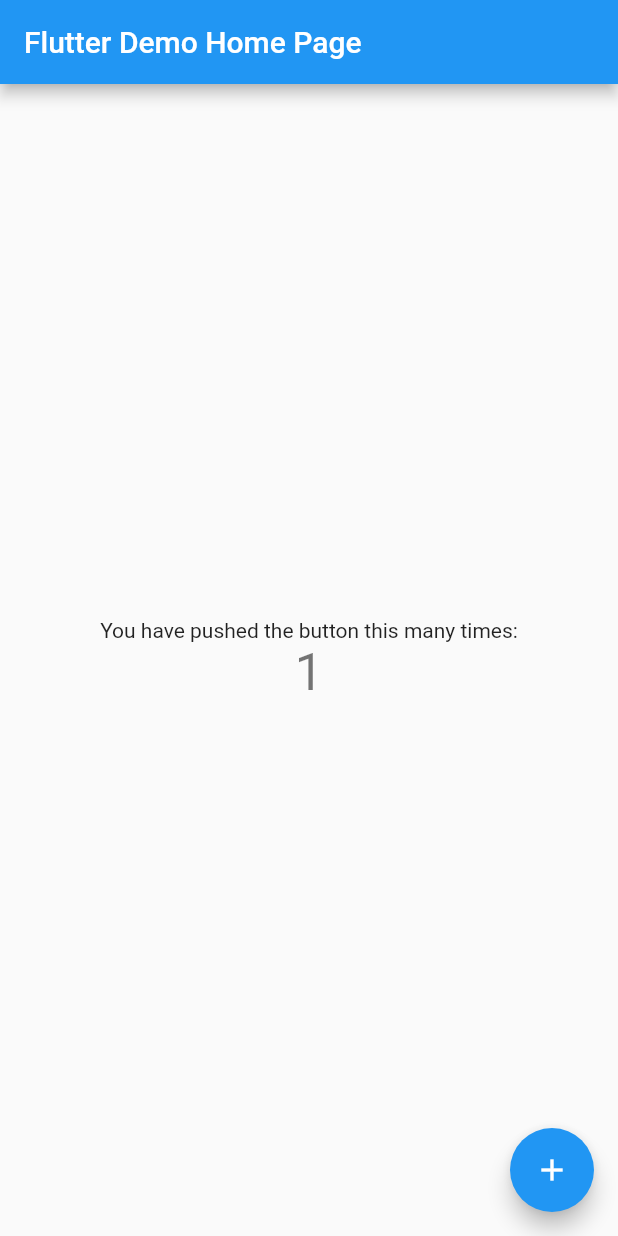
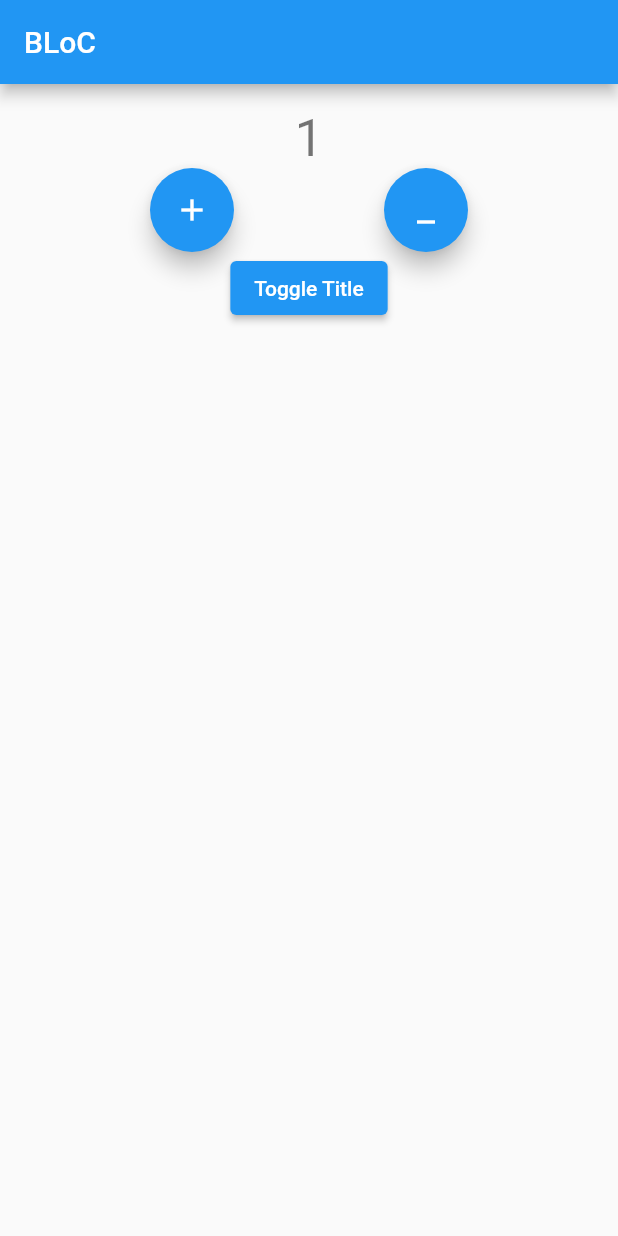
Before and after one commit to Sohel-Mahmud/BLoCPatternFlutter, a Flutter app: the screen it shows after launch, after a tap on the "add" icon, on a phone screen of 412 x 824 dp. Run offline on Flutter 3.47's test engine with Material 2 defaults, Android fonts, the phone set to English and light mode, and no system bars; our stand-ins replace equatable, flutter_bloc.

Commit message:
counter app tested with BLoC

```diff
--- /dev/null
+++ b/lib/bloc/counter_bloc.dart
@@ -0,0 +1,37 @@
+/*
+ * File: counter_bloc.dart
+ * Project: bloc
+ * File Created: Monday, 3rd April 2023 10:49:55 am
+ * Author: Sohel Mahmud (sohel@staffasia.org)
+ * -----
+ * Last Modified: Monday, 3rd April 2023 10:49:55 am
+ * Modified By: Sohel Mahmud (sohel@staffasia.org)
+ * -----
+ * Copyright 2021 - 2023 StaffAsia, StaffAsia
+ */
+import 'package:blocpattern/bloc/counter_event.dart';
+import 'package:flutter_bloc/flutter_bloc.dart';
+
+import 'counter_state.dart';
+
+class CounterBloc extends Bloc<CounterEvent, CounterState> {
+  int counter = 0;
+  String title = '';
+
+  CounterBloc() : super(CounterInit()) {
+    on<CounterIncrease>((event, emit) {
+      counter++;
+      emit(CounterUpdate(counter: counter));
+    });
+
+    on<CounterDecrease>((event, emit) {
+      counter--;
+      emit(CounterUpdate(counter: counter));
+    });
+
+    on<TitleToggle>((event, emit) {
+      title = "New Title";
+      emit(TitleUpdate(title: title));
+    });
+  }
+}
--- /dev/null
+++ b/lib/bloc/counter_event.dart
@@ -0,0 +1,31 @@
+/*
+ * File: counter_event.dart
+ * Project: bloc
+ * File Created: Monday, 3rd April 2023 10:49:47 am
+ * Author: Sohel Mahmud (sohel@staffasia.org)
+ * -----
+ * Last Modified: Monday, 3rd April 2023 10:49:47 am
+ * Modified By: Sohel Mahmud (sohel@staffasia.org)
+ * -----
+ * Copyright 2021 - 2023 StaffAsia, StaffAsia
+ */
+import 'package:equatable/equatable.dart';
+
+abstract class CounterEvent extends Equatable{
+
+}
+
+class CounterIncrease extends CounterEvent{
+  @override
+  List<Object?> get props => [];
+}
+
+class CounterDecrease extends CounterEvent{
+  @override
+  List<Object?> get props => [];
+}
+
+class TitleToggle extends CounterEvent{
+  @override
+  List<Object?> get props => [];
+}
--- /dev/null
+++ b/lib/bloc/counter_state.dart
@@ -0,0 +1,37 @@
+/*
+ * File: counter_state.dart
+ * Project: bloc
+ * File Created: Monday, 3rd April 2023 10:50:02 am
+ * Author: Sohel Mahmud (sohel@staffasia.org)
+ * -----
+ * Last Modified: Monday, 3rd April 2023 10:50:02 am
+ * Modified By: Sohel Mahmud (sohel@staffasia.org)
+ * -----
+ * Copyright 2021 - 2023 StaffAsia, StaffAsia
+ */
+import 'package:equatable/equatable.dart';
+
+abstract class CounterState extends Equatable {}
+
+class CounterInit extends CounterState {
+  @override
+  List<Object?> get props => [];
+}
+
+class CounterUpdate extends CounterState {
+  final int counter;
+
+  CounterUpdate({required this.counter});
+
+  @override
+  List<Object?> get props => [counter];
+}
+
+class TitleUpdate extends CounterState {
+  final String title;
+
+  TitleUpdate({required this.title});
+
+  @override
+  List<Object?> get props => [title];
+}
--- a/lib/main.dart
+++ b/lib/main.dart
@@ -1,4 +1,13 @@
+import 'dart:convert';
+
+import 'package:blocpattern/bloc/counter_bloc.dart';
+import 'package:blocpattern/bloc/counter_event.dart';
+import 'package:blocpattern/bloc/counter_state.dart';
+import 'package:blocpattern/routes/route_generator.dart';
 import 'package:flutter/material.dart';
+import 'package:flutter_bloc/flutter_bloc.dart';
+
+import 'routes/routes.dart';
 
 void main() {
   runApp(const MyApp());
@@ -10,7 +19,9 @@
   // This widget is the root of your application.
   @override
   Widget build(BuildContext context) {
-    return MaterialApp(
+    return BlocProvider(
+      create: (context) => CounterBloc(),
+      child: MaterialApp(
         title: 'Flutter Demo',
         theme: ThemeData(
           // This is the theme of your application.
@@ -24,92 +35,9 @@
           // is not restarted.
           primarySwatch: Colors.blue,
         ),
-      home: const MyHomePage(title: 'Flutter Demo Home Page'),
+        initialRoute: Routes.home,
+        onGenerateRoute: RouterCustom.generateRoute,
+      ),
     );
   }
 }
-
-class MyHomePage extends StatefulWidget {
-  const MyHomePage({super.key, required this.title});
-
-  // This widget is the home page of your application. It is stateful, meaning
-  // that it has a State object (defined below) that contains fields that affect
-  // how it looks.
-
-  // This class is the configuration for the state. It holds the values (in this
-  // case the title) provided by the parent (in this case the App widget) and
-  // used by the build method of the State. Fields in a Widget subclass are
-  // always marked "final".
-
-  final String title;
-
-  @override
-  State<MyHomePage> createState() => _MyHomePageState();
-}
-
-class _MyHomePageState extends State<MyHomePage> {
-  int _counter = 0;
-
-  void _incrementCounter() {
-    setState(() {
-      // This call to setState tells the Flutter framework that something has
-      // changed in this State, which causes it to rerun the build method below
-      // so that the display can reflect the updated values. If we changed
-      // _counter without calling setState(), then the build method would not be
-      // called again, and so nothing would appear to happen.
-      _counter++;
-    });
-  }
-
-  @override
-  Widget build(BuildContext context) {
-    // This method is rerun every time setState is called, for instance as done
-    // by the _incrementCounter method above.
-    //
-    // The Flutter framework has been optimized to make rerunning build methods
-    // fast, so that you can just rebuild anything that needs updating rather
-    // than having to individually change instances of widgets.
-    return Scaffold(
-      appBar: AppBar(
-        // Here we take the value from the MyHomePage object that was created by
-        // the App.build method, and use it to set our appbar title.
-        title: Text(widget.title),
-      ),
-      body: Center(
-        // Center is a layout widget. It takes a single child and positions it
-        // in the middle of the parent.
-        child: Column(
-          // Column is also a layout widget. It takes a list of children and
-          // arranges them vertically. By default, it sizes itself to fit its
-          // children horizontally, and tries to be as tall as its parent.
-          //
-          // Invoke "debug painting" (press "p" in the console, choose the
-          // "Toggle Debug Paint" action from the Flutter Inspector in Android
-          // Studio, or the "Toggle Debug Paint" command in Visual Studio Code)
-          // to see the wireframe for each widget.
-          //
-          // Column has various properties to control how it sizes itself and
-          // how it positions its children. Here we use mainAxisAlignment to
-          // center the children vertically; the main axis here is the vertical
-          // axis because Columns are vertical (the cross axis would be
-          // horizontal).
-          mainAxisAlignment: MainAxisAlignment.center,
-          children: <Widget>[
-            const Text(
-              'You have pushed the button this many times:',
-            ),
-            Text(
-              '$_counter',
-              style: Theme.of(context).textTheme.headline4,
-            ),
-          ],
-        ),
-      ),
-      floatingActionButton: FloatingActionButton(
-        onPressed: _incrementCounter,
-        tooltip: 'Increment',
-        child: const Icon(Icons.add),
-      ), // This trailing comma makes auto-formatting nicer for build methods.
-    );
-  }
-}
--- /dev/null
+++ b/lib/routes/route_generator.dart
@@ -0,0 +1,41 @@
+/*
+ * File: route_generator.dart
+ * Project: routes
+ * File Created: Monday, 3rd April 2023 1:58:25 pm
+ * Author: Sohel Mahmud (sohel@staffasia.org)
+ * -----
+ * Last Modified: Monday, 3rd April 2023 1:58:25 pm
+ * Modified By: Sohel Mahmud (sohel@staffasia.org)
+ * -----
+ * Copyright 2021 - 2023 StaffAsia, StaffAsia
+ */
+import 'package:blocpattern/routes/routes.dart';
+import 'package:flutter/material.dart';
+
+import '../view/home_view.dart';
+
+class RouterCustom {
+  static Route<dynamic> generateRoute(RouteSettings settings) {
+    final args = settings.arguments;
+
+    switch(settings.name){
+      case Routes.home:
+        return MaterialPageRoute(
+            builder: (_) => const MyHomePage(),
+            settings: const RouteSettings(name: Routes.home));
+      case Routes.apitestview:
+        return MaterialPageRoute(
+            builder: (_) => const MyHomePage(),
+            settings: const RouteSettings(name: Routes.apitestview));
+
+      default:
+        return MaterialPageRoute(
+            builder: (_) => Scaffold(
+                  body: Center(
+                    child: Text('No route defined for ${settings.name}'),
+                  ),
+                ),
+            settings: const RouteSettings(name: "404"));
+    }
+  }
+}
--- /dev/null
+++ b/lib/routes/routes.dart
@@ -0,0 +1,17 @@
+/*
+ * File: routes.dart
+ * Project: routes
+ * File Created: Monday, 3rd April 2023 2:05:29 pm
+ * Author: Sohel Mahmud (sohel@staffasia.org)
+ * -----
+ * Last Modified: Monday, 3rd April 2023 2:05:29 pm
+ * Modified By: Sohel Mahmud (sohel@staffasia.org)
+ * -----
+ * Copyright 2021 - 2023 StaffAsia, StaffAsia
+ */
+abstract class Routes {
+  Routes._();
+
+  static const String home = "homeView";
+  static const String apitestview = "apitestView";
+}
--- /dev/null
+++ b/lib/view/home_view.dart
@@ -0,0 +1,97 @@
+/*
+ * File: home_view.dart
+ * Project: view
+ * File Created: Monday, 3rd April 2023 3:20:55 pm
+ * Author: Sohel Mahmud (sohel@staffasia.org)
+ * -----
+ * Last Modified: Monday, 3rd April 2023 3:20:55 pm
+ * Modified By: Sohel Mahmud (sohel@staffasia.org)
+ * -----
+ * Copyright 2021 - 2023 StaffAsia, StaffAsia
+ */
+import 'package:flutter/material.dart';
+import 'package:flutter_bloc/flutter_bloc.dart';
+
+import '../bloc/counter_bloc.dart';
+import '../bloc/counter_event.dart';
+import '../bloc/counter_state.dart';
+
+class MyHomePage extends StatelessWidget {
+  const MyHomePage({super.key});
+  @override
+  Widget build(BuildContext context) {
+    return Scaffold(
+        appBar: AppBar(
+          title: const Text('BLoC'),
+        ),
+        body: BlocBuilder<CounterBloc, CounterState>(builder: (context, state) {
+          return Center(
+            child: Column(
+              mainAxisAlignment: MainAxisAlignment.center,
+              children: <Widget>[
+                TitleWidget(state: state),
+                CounterWidget(state: state),
+                Row(
+                  mainAxisAlignment: MainAxisAlignment.spaceEvenly,
+                  children: [
+                    FloatingActionButton(
+                      onPressed: () {
+                        context.read<CounterBloc>().add(CounterIncrease());
+                      },
+                      tooltip: 'Increment',
+                      child: const Icon(Icons.add),
+                    ),
+                    FloatingActionButton(
+                      onPressed: () {
+                        context.read<CounterBloc>().add(CounterDecrease());
+                      },
+                      tooltip: 'Decrement',
+                      child: const Icon(Icons.minimize),
+                    ),
+                  ],
+                ),
+                ElevatedButton(
+                    onPressed: () {
+                      context.read<CounterBloc>().add(TitleToggle());
+                    },
+                    child: Text("Toggle Title")),
+                const Spacer(),
+
+              ],
+            ),
+          );
+        })
+        // This trailing comma makes auto-formatting nicer for build methods.
+        );
+  }
+}
+
+class CounterWidget extends StatelessWidget {
+  final CounterState state;
+  const CounterWidget({Key? key, required this.state}) : super(key: key);
+
+  @override
+  Widget build(BuildContext context) {
+    print("counter build");
+    return Text(
+      (state is CounterInit) ? '0' : '${context.read<CounterBloc>().counter}',
+      style: Theme.of(context).textTheme.headline4,
+    );
+  }
+}
+
+class TitleWidget extends StatelessWidget {
+  final CounterState state;
+
+  const TitleWidget({Key? key, required this.state}) : super(key: key);
+
+  @override
+  Widget build(BuildContext context) {
+    print("title build");
+    return Text(
+      (state is CounterInit)
+          ? 'You have pushed the button this many times:'
+          : context.read<CounterBloc>().title,
+    );
+  }
+}
```
Also changed, not shown: pubspec.yaml (+7 -20 lines), pubspec.lock. Lines whose indentation alone changed are shown as unchanged.
